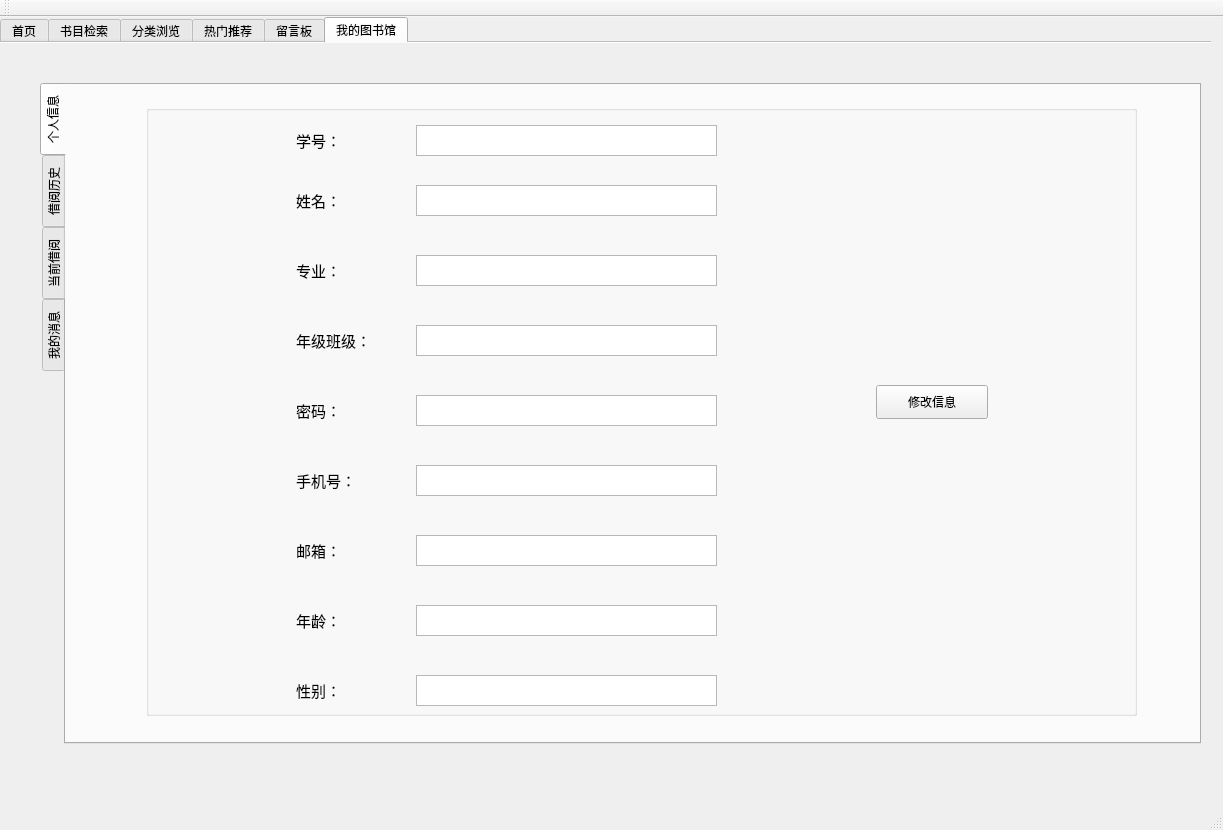
Before: the Qt Designer form Library/Library/Library.ui in belowthetree/LibrarySystem, drawn with Qt 5.
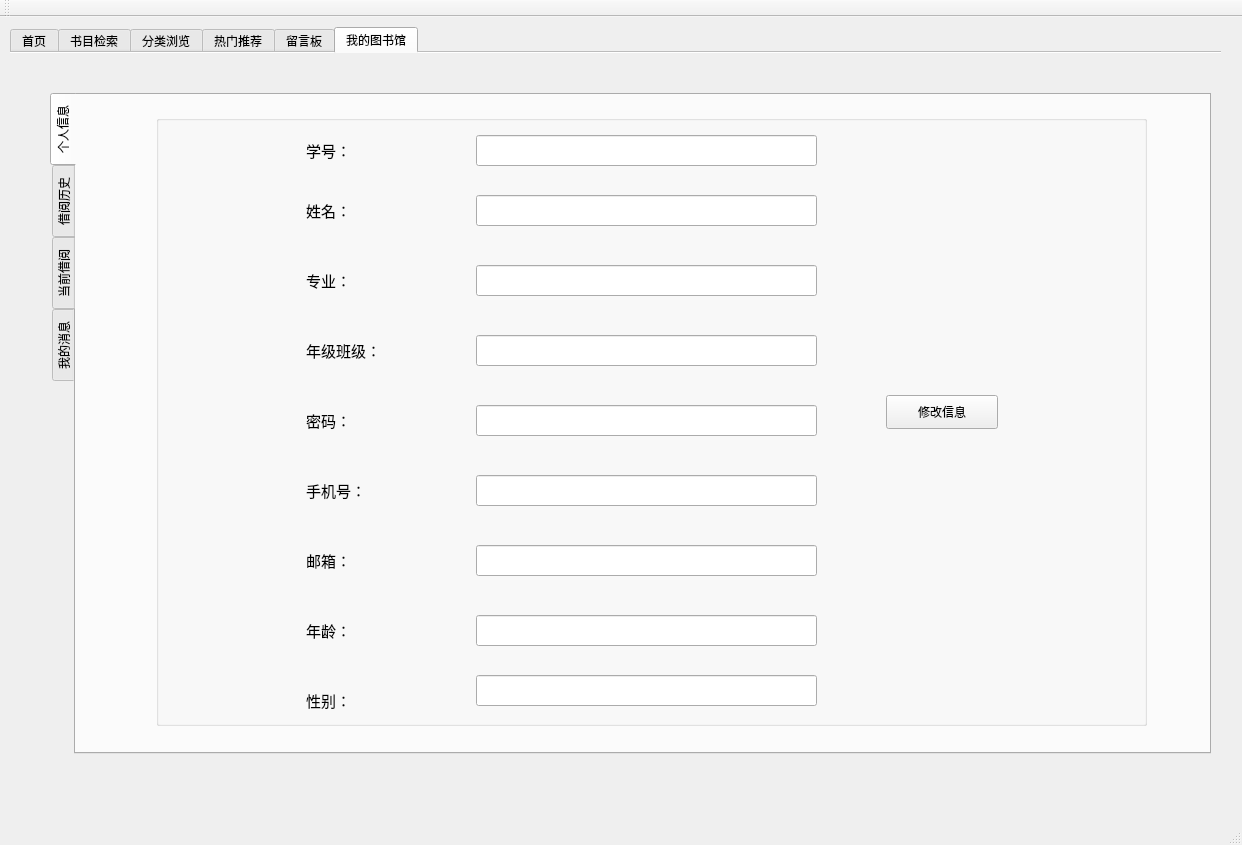
After: the same form once the commit is applied. The open tabs and pages were chosen to show the change.

```diff
--- a/Library/Library/Library.ui
+++ b/Library/Library/Library.ui
@@ -6,8 +6,8 @@
    <rect>
     <x>0</x>
     <y>0</y>
-    <width>1223</width>
-    <height>830</height>
+    <width>1242</width>
+    <height>845</height>
    </rect>
   </property>
   <property name="windowTitle">
@@ -17,8 +17,8 @@
    <widget class="QTabWidget" name="tabWidget">
     <property name="geometry">
      <rect>
-      <x>0</x>
-      <y>0</y>
+      <x>10</x>
+      <y>10</y>
       <width>1211</width>
       <height>771</height>
      </rect>
@@ -702,57 +702,7 @@
           <string>手机号：</string>
          </property>
         </widget>
-        <widget class="QTextBrowser" name="textBrowser_2">
-         <property name="geometry">
-          <rect>
-           <x>270</x>
-           <y>20</y>
-           <width>301</width>
-           <height>31</height>
-          </rect>
-         </property>
-        </widget>
-        <widget class="QTextBrowser" name="textBrowser_3">
-         <property name="geometry">
-          <rect>
-           <x>270</x>
-           <y>80</y>
-           <width>301</width>
-           <height>31</height>
-          </rect>
-         </property>
-        </widget>
-        <widget class="QTextBrowser" name="textBrowser_4">
-         <property name="geometry">
-          <rect>
-           <x>270</x>
-           <y>150</y>
-           <width>301</width>
-           <height>31</height>
-          </rect>
-         </property>
-        </widget>
-        <widget class="QTextBrowser" name="textBrowser_5">
-         <property name="geometry">
-          <rect>
-           <x>270</x>
-           <y>220</y>
-           <width>301</width>
-           <height>31</height>
-          </rect>
-         </property>
-        </widget>
-        <widget class="QTextBrowser" name="textBrowser_6">
-         <property name="geometry">
-          <rect>
-           <x>270</x>
-           <y>290</y>
-           <width>301</width>
-           <height>31</height>
-          </rect>
-         </property>
-        </widget>
-        <widget class="QPushButton" name="changeInformationPushButton">
+        <widget class="QPushButton" name="changeInformationPushButton_2">
          <property name="geometry">
           <rect>
            <x>730</x>
@@ -765,17 +715,7 @@
           <string>修改信息</string>
          </property>
         </widget>
-        <widget class="QTextBrowser" name="textBrowser_7">
-         <property name="geometry">
-          <rect>
-           <x>270</x>
-           <y>360</y>
-           <width>301</width>
-           <height>31</height>
-          </rect>
-         </property>
-        </widget>
-        <widget class="QLabel" name="label_7">
+        <widget class="QLabel" name="label_28">
          <property name="geometry">
           <rect>
            <x>150</x>
@@ -793,17 +733,7 @@
           <string>邮箱：</string>
          </property>
         </widget>
-        <widget class="QTextBrowser" name="textBrowser_10">
-         <property name="geometry">
-          <rect>
-           <x>270</x>
-           <y>430</y>
-           <width>301</width>
-           <height>31</height>
-          </rect>
-         </property>
-        </widget>
-        <widget class="QLabel" name="label_8">
+        <widget class="QLabel" name="label_29">
          <property name="geometry">
           <rect>
            <x>150</x>
@@ -821,17 +751,7 @@
           <string>年龄：</string>
          </property>
         </widget>
-        <widget class="QTextBrowser" name="textBrowser_11">
-         <property name="geometry">
-          <rect>
-           <x>270</x>
-           <y>500</y>
-           <width>301</width>
-           <height>31</height>
-          </rect>
-         </property>
-        </widget>
-        <widget class="QLabel" name="label_9">
+        <widget class="QLabel" name="label_30">
          <property name="geometry">
           <rect>
            <x>150</x>
@@ -849,12 +769,92 @@
           <string>性别：</string>
          </property>
         </widget>
-        <widget class="QTextBrowser" name="textBrowser_12">
+        <widget class="QLineEdit" name="lineEdit_2">
          <property name="geometry">
           <rect>
-           <x>270</x>
-           <y>570</y>
-           <width>301</width>
+           <x>320</x>
+           <y>20</y>
+           <width>341</width>
+           <height>31</height>
+          </rect>
+         </property>
+        </widget>
+        <widget class="QLineEdit" name="lineEdit_3">
+         <property name="geometry">
+          <rect>
+           <x>320</x>
+           <y>80</y>
+           <width>341</width>
+           <height>31</height>
+          </rect>
+         </property>
+        </widget>
+        <widget class="QLineEdit" name="lineEdit_4">
+         <property name="geometry">
+          <rect>
+           <x>320</x>
+           <y>150</y>
+           <width>341</width>
+           <height>31</height>
+          </rect>
+         </property>
+        </widget>
+        <widget class="QLineEdit" name="lineEdit_5">
+         <property name="geometry">
+          <rect>
+           <x>320</x>
+           <y>220</y>
+           <width>341</width>
+           <height>31</height>
+          </rect>
+         </property>
+        </widget>
+        <widget class="QLineEdit" name="lineEdit_6">
+         <property name="geometry">
+          <rect>
+           <x>320</x>
+           <y>290</y>
+           <width>341</width>
+           <height>31</height>
+          </rect>
+         </property>
+        </widget>
+        <widget class="QLineEdit" name="lineEdit_7">
+         <property name="geometry">
+          <rect>
+           <x>320</x>
+           <y>360</y>
+           <width>341</width>
+           <height>31</height>
+          </rect>
+         </property>
+        </widget>
+        <widget class="QLineEdit" name="lineEdit_8">
+         <property name="geometry">
+          <rect>
+           <x>320</x>
+           <y>430</y>
+           <width>341</width>
+           <height>31</height>
+          </rect>
+         </property>
+        </widget>
+        <widget class="QLineEdit" name="lineEdit_9">
+         <property name="geometry">
+          <rect>
+           <x>320</x>
+           <y>500</y>
+           <width>341</width>
+           <height>31</height>
+          </rect>
+         </property>
+        </widget>
+        <widget class="QLineEdit" name="lineEdit_10">
+         <property name="geometry">
+          <rect>
+           <x>320</x>
+           <y>560</y>
+           <width>341</width>
            <height>31</height>
           </rect>
          </property>
```
Left out of the diff: 138 changed lines with no effect on the pictures.
